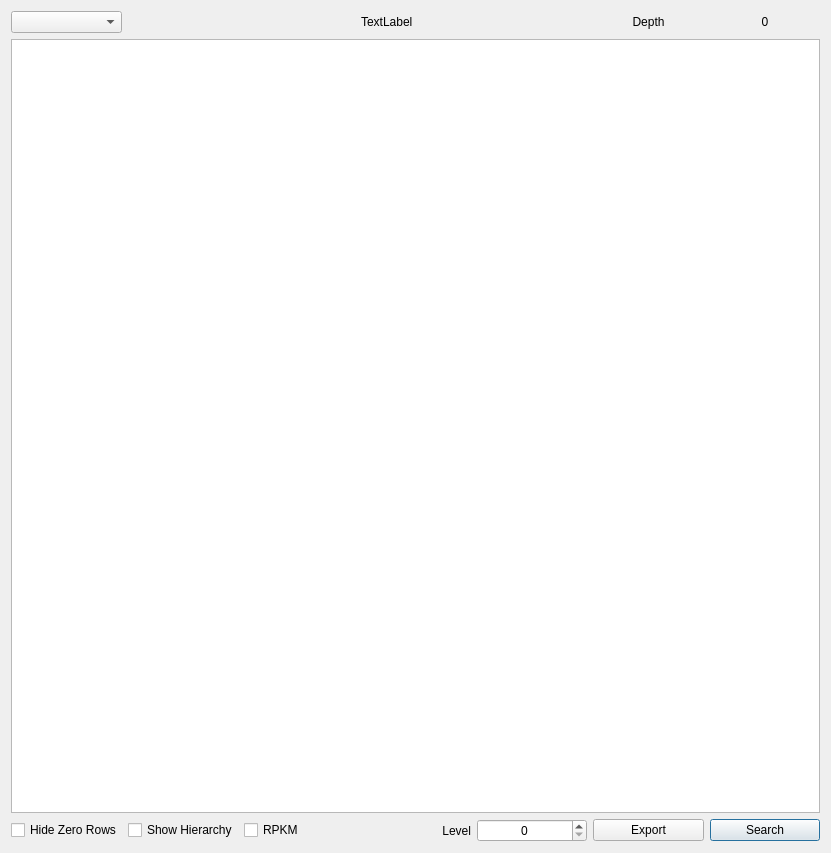
First picture: the form in datamodel/htabledata.ui, repository hallamlab/MetaPathwaysGUI, before the edit.
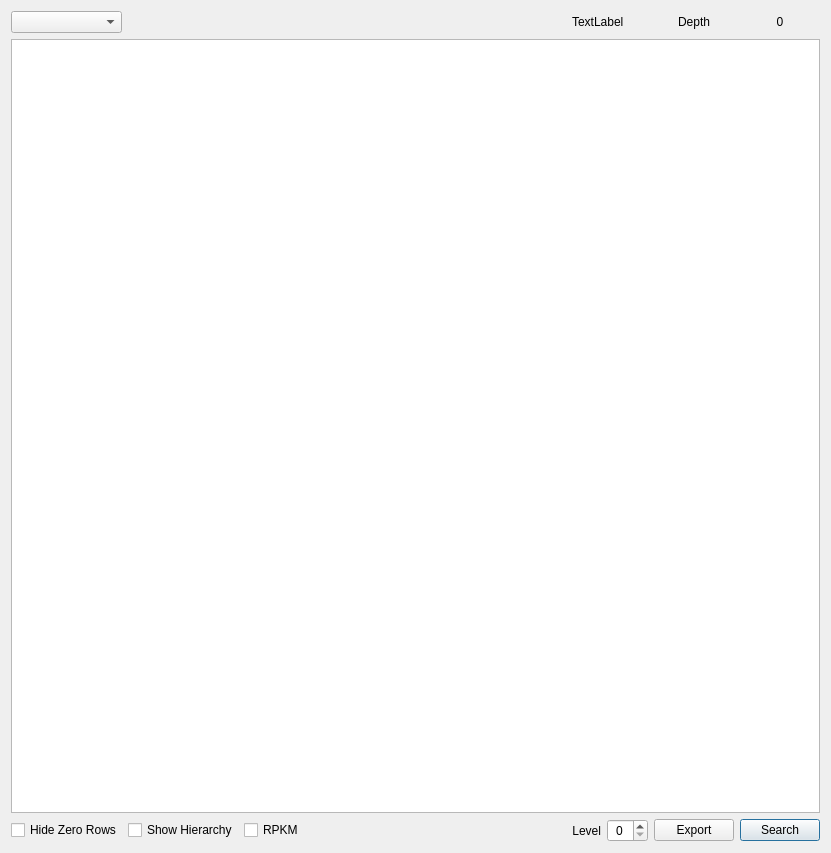
Second picture: the form after the edit.

```diff
--- a/datamodel/htabledata.ui
+++ b/datamodel/htabledata.ui
@@ -20,14 +20,14 @@
    <string>Hierarchical Table</string>
   </property>
   <layout class="QGridLayout" name="gridLayout">
-   <item row="2" column="4">
+   <item row="2" column="5">
     <widget class="QSpinBox" name="showDepth">
      <property name="alignment">
       <set>Qt::AlignCenter</set>
      </property>
     </widget>
    </item>
-   <item row="1" column="0" colspan="7">
+   <item row="1" column="0" colspan="8">
     <widget class="QTableWidget" name="tableWidget">
      <property name="sizePolicy">
       <sizepolicy hsizetype="Preferred" vsizetype="Preferred">
@@ -43,21 +43,21 @@
    <item row="0" column="0">
     <widget class="QComboBox" name="categorySelector"/>
    </item>
-   <item row="2" column="6">
+   <item row="2" column="7">
     <widget class="QPushButton" name="searchButton">
      <property name="text">
       <string>Search</string>
      </property>
     </widget>
    </item>
-   <item row="2" column="5">
+   <item row="2" column="6">
     <widget class="QPushButton" name="exportButton">
      <property name="text">
       <string>Export</string>
      </property>
     </widget>
    </item>
-   <item row="2" column="3">
+   <item row="2" column="4">
     <widget class="QLabel" name="label">
      <property name="text">
       <string>Level</string>
@@ -74,7 +74,7 @@
      </property>
     </widget>
    </item>
-   <item row="0" column="6">
+   <item row="0" column="7">
     <widget class="QLabel" name="depthLabelValue">
      <property name="text">
       <string>0</string>
@@ -84,7 +84,7 @@
      </property>
     </widget>
    </item>
-   <item row="0" column="5">
+   <item row="0" column="6">
     <widget class="QLabel" name="depthLabel">
      <property name="text">
       <string>Depth</string>
@@ -94,7 +94,7 @@
      </property>
     </widget>
    </item>
-   <item row="0" column="3" colspan="2">
+   <item row="0" column="4" colspan="2">
     <widget class="QLabel" name="subCategoryName">
      <property name="text">
       <string>TextLabel</string>
@@ -122,6 +122,19 @@
      </property>
     </widget>
    </item>
+   <item row="2" column="3">
+    <spacer name="horizontalSpacer">
+     <property name="orientation">
+      <enum>Qt::Horizontal</enum>
+     </property>
+     <property name="sizeHint" stdset="0">
+      <size>
+       <width>40</width>
+       <height>20</height>
+      </size>
+     </property>
+    </spacer>
+   </item>
   </layout>
  </widget>
  <resources/>
```
